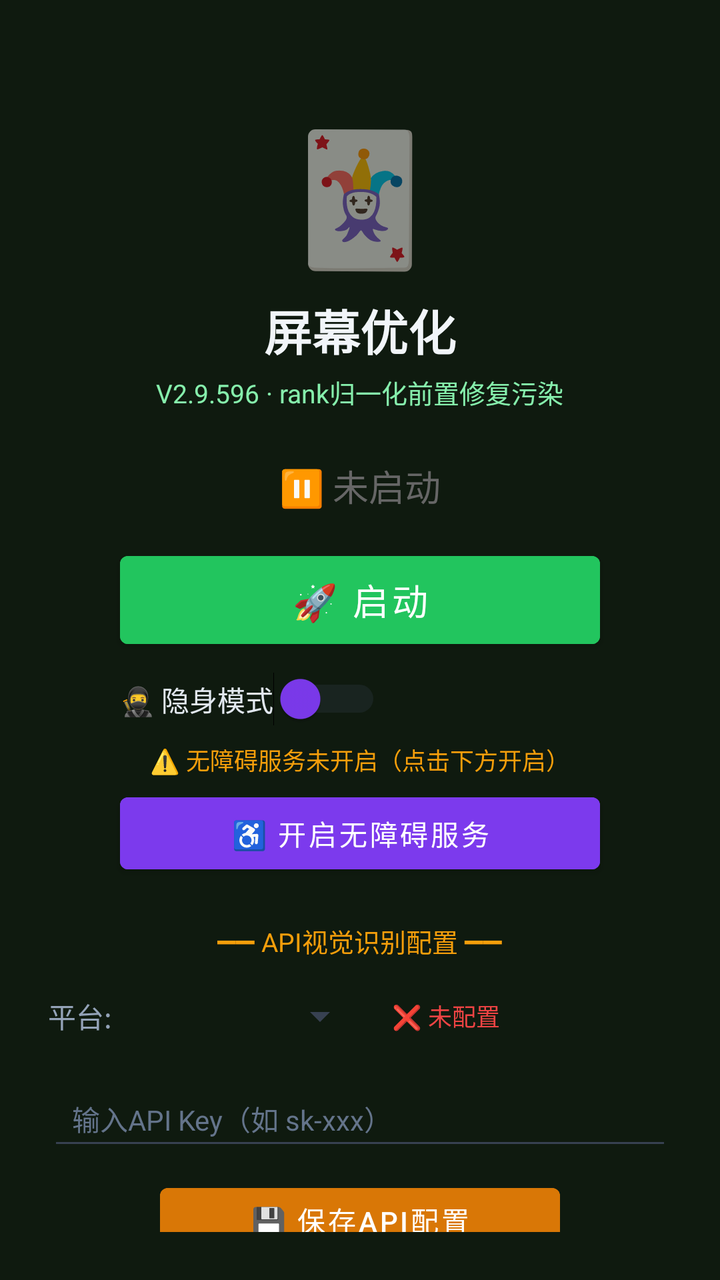
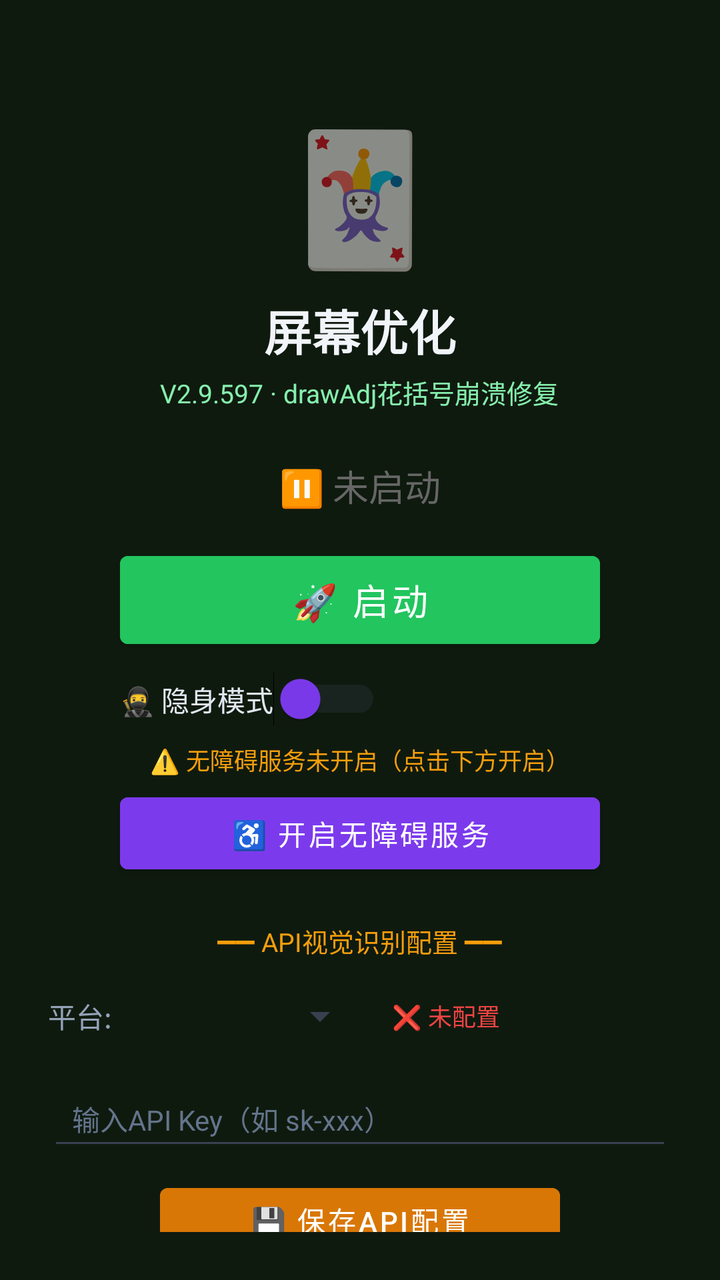

Two renders of the same Android screen: before a commit and after it. Below are the layout's source before the change and the commit's diff.
<!-- AndroidManifest.xml: activity theme Theme.MjScreenshot -->
<!-- res/layout/activity_main.xml -->
<?xml version="1.0" encoding="utf-8"?>
<LinearLayout xmlns:android="http://schemas.android.com/apk/res/android"
    android:layout_width="match_parent"
    android:layout_height="match_parent"
    android:orientation="vertical"
    android:background="#0f1a0f"
    android:padding="24dp"
    android:gravity="center_horizontal">

    <TextView
        android:layout_width="wrap_content"
        android:layout_height="wrap_content"
        android:text="🃏"
        android:textSize="64sp"
        android:layout_marginTop="30dp" />

    <TextView
        android:layout_width="wrap_content"
        android:layout_height="wrap_content"
        android:text="屏幕优化"
        android:textSize="24sp"
        android:textColor="#f1f5f9"
        android:textStyle="bold"
        android:layout_marginTop="8dp" />

    <TextView
        android:layout_width="wrap_content"
        android:layout_height="wrap_content"
        android:text="V2.9.596 · rank归一化前置修复污染"
        android:textSize="13sp"
        android:textColor="#86efac"
        android:layout_marginTop="4dp" />

    <TextView
        android:id="@+id/tvStatus"
        android:layout_width="wrap_content"
        android:layout_height="wrap_content"
        android:text="⏸ 未启动"
        android:textSize="18sp"
        android:textColor="#666666"
        android:layout_marginTop="24dp" />

    <Button
        android:id="@+id/btnStart"
        android:layout_width="240dp"
        android:layout_height="56dp"
        android:text="🚀 启动"
        android:textSize="18sp"
        android:textColor="#ffffff"
        android:backgroundTint="#22c55e"
        android:layout_marginTop="16dp" />

    <Button
        android:id="@+id/btnHelper"
        android:layout_width="240dp"
        android:layout_height="56dp"
        android:text="🃏 打开智囊"
        android:textSize="16sp"
        android:textColor="#ffffff"
        android:backgroundTint="#16a34a"
        android:layout_marginTop="12dp"
        android:visibility="gone" />

    
    <LinearLayout
        android:layout_width="240dp"
        android:layout_height="wrap_content"
        android:orientation="horizontal"
        android:gravity="center_vertical"
        android:layout_marginTop="8dp">

        <Switch
            android:id="@+id/switchStealth"
            android:layout_width="wrap_content"
            android:layout_height="wrap_content"
            android:text="🥷 隐身模式"
            android:textColor="#e2e8f0"
            android:textSize="14sp"
            android:thumbTint="#7c3aed"
            android:trackTint="#374151" />
    </LinearLayout>

    <TextView
        android:id="@+id/tvAccessibilityStatus"
        android:layout_width="wrap_content"
        android:layout_height="wrap_content"
        android:text="⚠️ 无障碍服务未开启（点击下方开启）"
        android:textSize="12sp"
        android:textColor="#f59e0b"
        android:layout_marginTop="8dp"
        android:gravity="center" />

    <Button
        android:id="@+id/btnAccessibility"
        android:layout_width="240dp"
        android:layout_height="48dp"
        android:text="♿ 开启无障碍服务"
        android:textSize="14sp"
        android:textColor="#ffffff"
        android:backgroundTint="#7c3aed"
        android:layout_marginTop="4dp" />

    <TextView
        android:layout_width="wrap_content"
        android:layout_height="wrap_content"
        android:text="━━ API视觉识别配置 ━━"
        android:textSize="13sp"
        android:textColor="#f59e0b"
        android:layout_marginTop="20dp" />

    <LinearLayout
        android:layout_width="match_parent"
        android:layout_height="wrap_content"
        android:orientation="horizontal"
        android:layout_marginTop="8dp"
        android:gravity="center_vertical">

        <TextView
            android:layout_width="wrap_content"
            android:layout_height="wrap_content"
            android:text="平台:"
            android:textSize="14sp"
            android:textColor="#94a3b8" />

        <Spinner
            android:id="@+id/spinnerProvider"
            android:layout_width="120dp"
            android:layout_height="40dp"
            android:layout_marginStart="8dp"
            android:backgroundTint="#374151" />

        <TextView
            android:id="@+id/tvApiStatus"
            android:layout_width="wrap_content"
            android:layout_height="wrap_content"
            android:text="❌ 未配置"
            android:textSize="12sp"
            android:textColor="#ef4444"
            android:layout_marginStart="12dp" />
    </LinearLayout>

    <EditText
        android:id="@+id/etApiKey"
        android:layout_width="match_parent"
        android:layout_height="44dp"
        android:hint="输入API Key（如 sk-xxx）"
        android:textSize="14sp"
        android:textColor="#e2e8f0"
        android:textColorHint="#64748b"
        android:backgroundTint="#374151"
        android:inputType="textPassword"
        android:layout_marginTop="8dp"
        android:paddingStart="12dp"
        android:paddingEnd="12dp" />

    <Button
        android:id="@+id/btnSaveApi"
        android:layout_width="200dp"
        android:layout_height="44dp"
        android:text="💾 保存API配置"
        android:textSize="14sp"
        android:textColor="#ffffff"
        android:backgroundTint="#d97706"
        android:layout_marginTop="8dp" />

    <TextView
        android:id="@+id/tvHint"
        android:layout_width="wrap_content"
        android:layout_height="wrap_content"
        android:text="先点上方按钮启动截屏"
        android:textSize="13sp"
        android:textColor="#666666"
        android:layout_marginTop="12dp"
        android:gravity="center" />

    <TextView
        android:layout_width="wrap_content"
        android:layout_height="wrap_content"
        android:text="使用步骤：\n1. 配置API Key（支持OpenAI/通义千问VL/硅基流动）\n2. 点「开启无障碍服务」→ 开启\n3. 开启「🥷隐身模式」(反检测)\n4. 点「启动」→ 允许悬浮窗\n5. 打牌时点屏幕上的🎯悬浮球即可截屏识别\n★ 拖动悬浮球可移到不挡牌的位置 ★\n★ 长按悬浮球可展开/收起详细面板 ★\n★ 悬浮球边框颜色=建议：绿=加注 橙=跟注 红=弃牌 ★"
        android:textSize="12sp"
        android:textColor="#64748b"
        android:layout_marginTop="12dp"
        android:lineSpacingExtra="3dp" />

</LinearLayout>
<!-- resources referenced by this layout -->
<resources>
  <style name="Theme.MjScreenshot" parent="Theme.MaterialComponents.DayNight.DarkActionBar">
          <item name="colorPrimary">#1e40af</item>
          <item name="colorPrimaryVariant">#1e3a8a</item>
          <item name="colorOnPrimary">#ffffff</item>
          <item name="android:statusBarColor">#0f172a</item>
      </style>
</resources>

<!-- the commit's change to res/layout/activity_main.xml (unified diff, before → after) -->
@@ -26,7 +26,7 @@
     <TextView
         android:layout_width="wrap_content"
         android:layout_height="wrap_content"
-        android:text="V2.9.596 · rank归一化前置修复污染"
+        android:text="V2.9.597 · drawAdj花括号崩溃修复"
         android:textSize="13sp"
         android:textColor="#86efac"
         android:layout_marginTop="4dp" />
